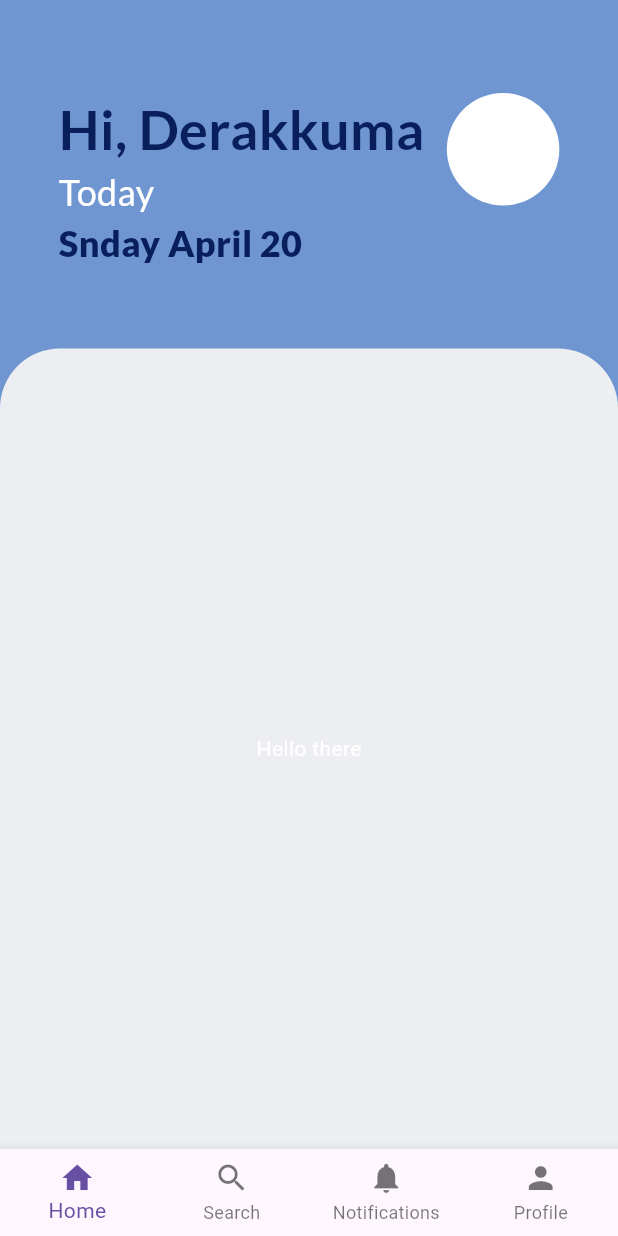
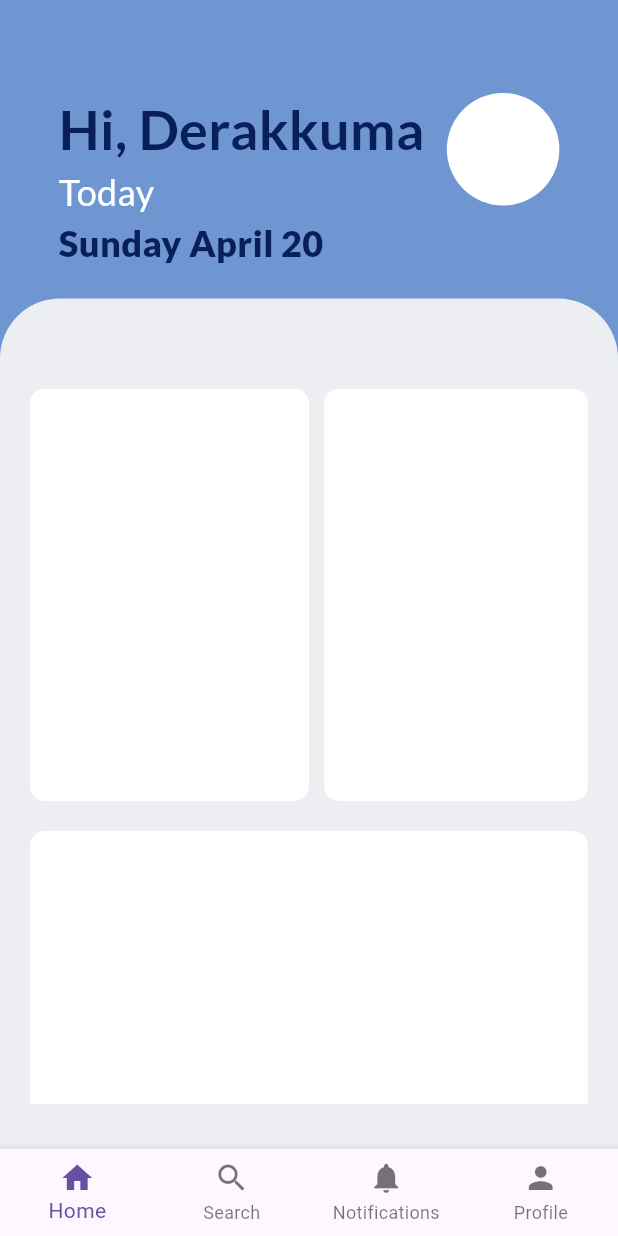
Before and after one commit to Kev-Tan/Fit_App, a Flutter app: the screen it shows after launch, on a phone screen of 412 x 824 dp. Run offline on Flutter 3.47's test engine with Material 3 defaults, Android fonts, the light colour scheme and no system bars; our stand-ins replace google_fonts.

Commit message:
Fixed responsive issue homepage

```diff
--- a/lib/widgets/home.dart
+++ b/lib/widgets/home.dart
@@ -1,9 +1,6 @@
 import 'package:flutter/cupertino.dart';
 import 'package:flutter/material.dart';
-import 'package:flutter/widgets.dart';
 import 'package:google_fonts/google_fonts.dart';
-
-//Testing how it really works commit in homepage ***9x2
 
 class Home extends StatelessWidget {
   const Home({Key? key}) : super(key: key);
@@ -17,8 +14,7 @@ class Home extends StatelessWidget {
             padding: const EdgeInsets.symmetric(vertical: 20.0),
             child: Center(
               child: Row(
-                mainAxisAlignment:
-                    MainAxisAlignment.center, // Aligns children horizontally
+                mainAxisAlignment: MainAxisAlignment.center,
                 children: [
                   Flexible(
                     flex: 8,
@@ -38,7 +34,7 @@ class Home extends StatelessWidget {
                                 fontWeight: FontWeight.w400,
                                 fontSize: 24,
                                 color: Colors.white)),
-                        Text("Snday April 20",
+                        Text("Sunday April 20",
                             style: GoogleFonts.lato(
                                 fontWeight: FontWeight.w800,
                                 fontSize: 24,
@@ -65,21 +61,64 @@ class Home extends StatelessWidget {
             ),
           ),
           Expanded(
-            flex: 1,
-            child: Container(),
-          ),
-          Expanded(
-            flex: 16,
             child: Container(
               decoration: BoxDecoration(
                 color: Color.fromRGBO(246, 245, 245, 0.922),
                 borderRadius: BorderRadius.only(
-                    topLeft: Radius.circular(40.0),
-                    topRight: Radius.circular(40.0)),
+                  topLeft: Radius.circular(40.0),
+                  topRight: Radius.circular(40.0),
+                ),
               ),
-
-              alignment: Alignment.center, // Aligns child at the center
-              child: Text("Hello there", style: TextStyle(color: Colors.white)),
+              child: Padding(
+                padding: const EdgeInsets.only(
+                  top: 60.0,
+                  bottom: 30.0,
+                  left: 20.0,
+                  right: 20.0,
+                ),
+                child: SingleChildScrollView(
+                  child: Column(
+                    children: [
+                      Row(
+                        mainAxisAlignment: MainAxisAlignment.spaceEvenly,
+                        children: [
+                          Flexible(
+                            flex: 1,
+                            child: Container(
+                              height: 275,
+                              decoration: BoxDecoration(
+                                color: Colors.white,
+                                borderRadius: BorderRadius.circular(10.0),
+                              ),
+                            ),
+                          ),
+                          Flexible(
+                            flex: 1,
+                            child: Padding(
+                              padding: const EdgeInsets.only(left: 10.0),
+                              child: Container(
+                                height: 275,
+                                decoration: BoxDecoration(
+                                  color: Colors.white,
+                                  borderRadius: BorderRadius.circular(10.0),
+                                ),
+                              ),
+                            ),
+                          ),
+                        ],
+                      ),
+                      SizedBox(height: 20),
+                      Container(
+                        height: 250,
+                        decoration: BoxDecoration(
+                          color: Colors.white,
+                          borderRadius: BorderRadius.circular(10.0),
+                        ),
+                      ),
+                    ],
+                  ),
+                ),
+              ),
             ),
           ),
         ],
```
